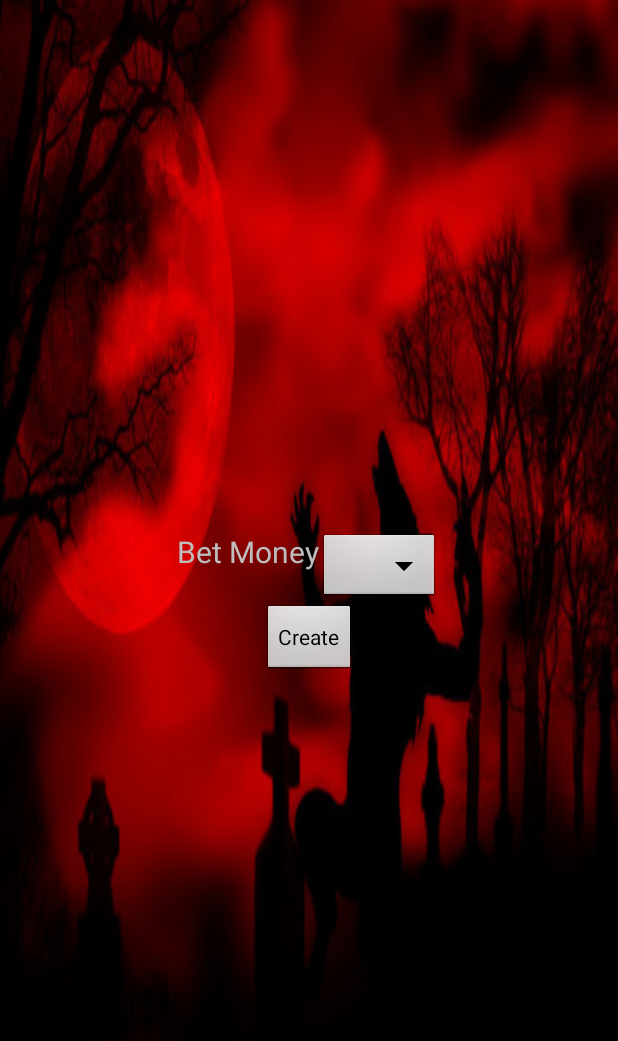
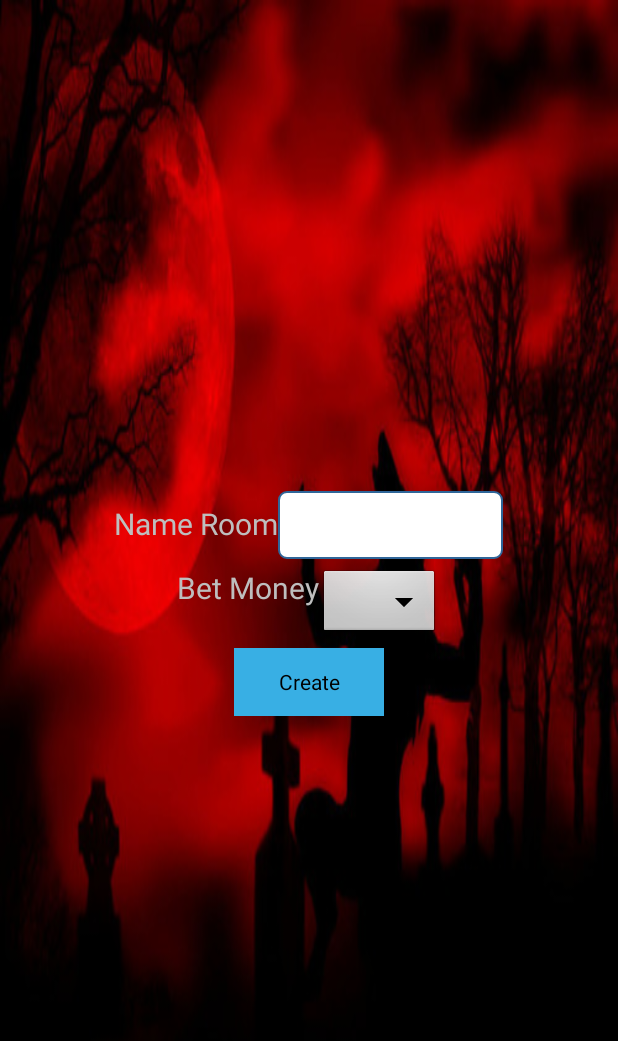
Before and after one commit to tanphu28/GameMasoi, an Android app: the layout dialog_createroom.xml on its own in the app's theme, with its tools: preview values and no code run, on a phone screen of 412 x 824 dp. Shown: the top 1041 px of the screen. Run offline under Robolectric (Android 15) with nearby library versions, the phone set to English and light mode, and no system bars.

Commit message:
add name room

```diff
--- a/CLIENT/app/src/main/java/com/example/dtanp/masoi/ChooseRoomActivity.java
+++ b/CLIENT/app/src/main/java/com/example/dtanp/masoi/ChooseRoomActivity.java
@@ -185,6 +185,7 @@ public class ChooseRoomActivity extends Activity implements ChooseRoomView {
         final Spinner spinner = view.findViewById(R.id.sltCuoc);
         spinner.setAdapter(arrayAdapter);
         Button btnCreate = view.findViewById(R.id.btnCreate);
+        final EditText edtnameroom=view.findViewById(R.id.edtnameroom);
         final TextView txtErr = view.findViewById(R.id.txtErr);
         btnCreate.setOnClickListener(new View.OnClickListener() {
             @Override
@@ -197,7 +198,7 @@ public class ChooseRoomActivity extends Activity implements ChooseRoomView {
                     Phong phong = new Phong();
                     phong.setId(Enviroment.user.getUserId());
                     phong.setRoomnumber(list.size() + 1);
-                    phong.setName(Enviroment.user.getName());
+                    phong.setName(edtnameroom.getText().toString()+"");
                     phong.setPeople(1);
                     phong.getUsers().add(Enviroment.user);
                     phong.setHost(1);
--- a/CLIENT/app/src/main/res/layout/dialog_createroom.xml
+++ b/CLIENT/app/src/main/res/layout/dialog_createroom.xml
@@ -6,8 +6,22 @@
     android:gravity="center"
     android:orientation="vertical"
     >
-
+<LinearLayout
+    android:layout_width="wrap_content"
+    android:layout_height="wrap_content">
+    <TextView
+        android:layout_width="wrap_content"
+        android:layout_height="wrap_content"
+        android:textSize="20dp"
+        android:text="Name Room"/>
+    <EditText
+        android:id="@+id/edtnameroom"
+        android:layout_width="150dp"
+        android:background="@drawable/edittext"
+        android:layout_height="45dp" />
+</LinearLayout>
     <LinearLayout
+        android:layout_marginTop="5dp"
         android:layout_width="wrap_content"
         android:layout_height="wrap_content">
 
@@ -23,9 +37,12 @@
             android:layout_height="wrap_content" />
     </LinearLayout>
     <Button
-        android:layout_width="wrap_content"
-        android:layout_height="wrap_content"
+        android:layout_marginTop="5dp"
+        android:layout_width="100dp"
+        android:layout_height="45dp"
         android:text="@string/btnCreate"
+        android:layout_gravity="center"
+        android:background="#38AFE4"
         android:id="@+id/btnCreate"
         />
 
```
